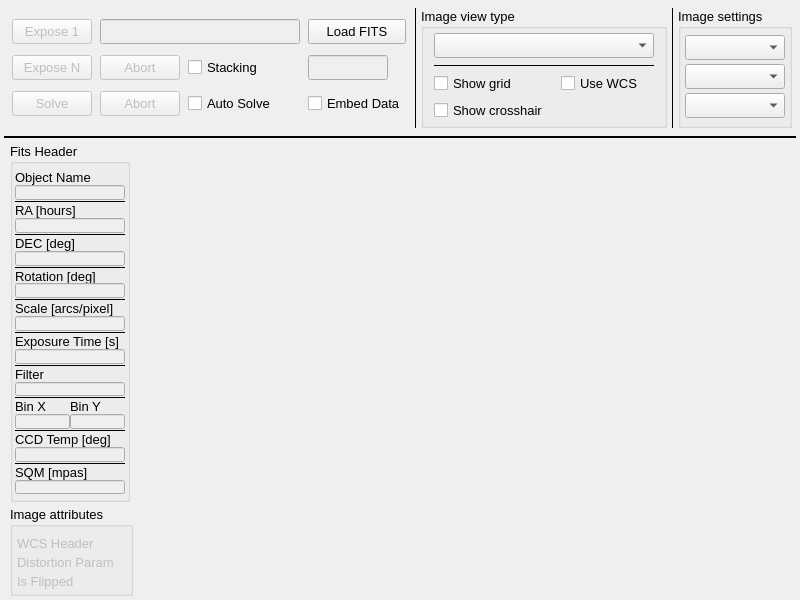
Above: mw4/gui/widgets/image.ui from mworion/MountWizzard4 before the change. Below: the same form after it.
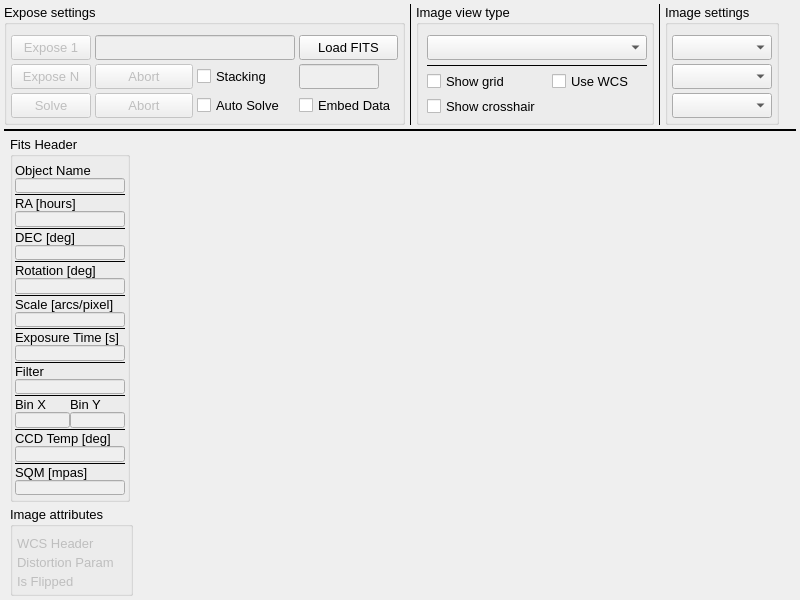
That is the form after the change.

```diff
--- a/mw4/gui/widgets/image.ui
+++ b/mw4/gui/widgets/image.ui
@@ -59,24 +59,28 @@
       <number>4</number>
      </property>
      <property name="leftMargin">
-      <number>4</number>
+      <number>0</number>
      </property>
      <property name="topMargin">
-      <number>4</number>
+      <number>0</number>
      </property>
      <property name="rightMargin">
-      <number>4</number>
+      <number>0</number>
      </property>
      <property name="bottomMargin">
-      <number>4</number>
+      <number>0</number>
      </property>
      <item>
-      <layout class="QGridLayout" name="exposesettings">
+      <widget class="QGroupBox" name="groupBox_3">
+       <property name="title">
+        <string>Expose settings</string>
+       </property>
+       <layout class="QGridLayout" name="gridLayout_4">
        <property name="leftMargin">
         <number>4</number>
        </property>
        <property name="topMargin">
-        <number>4</number>
+         <number>10</number>
        </property>
        <property name="rightMargin">
         <number>4</number>
@@ -84,14 +88,11 @@
        <property name="bottomMargin">
         <number>4</number>
        </property>
-       <property name="horizontalSpacing">
-        <number>8</number>
-       </property>
-       <property name="verticalSpacing">
+        <property name="spacing">
         <number>4</number>
        </property>
-       <item row="2" column="0">
-        <widget class="QPushButton" name="solve">
+        <item row="1" column="0">
+         <widget class="QPushButton" name="expose">
          <property name="enabled">
           <bool>false</bool>
          </property>
@@ -102,24 +103,11 @@
           </size>
          </property>
          <property name="text">
-          <string>Solve</string>
+           <string>Expose 1</string>
          </property>
         </widget>
        </item>
-       <item row="0" column="1" colspan="4">
-        <widget class="QLineEdit" name="imageFileName">
-         <property name="enabled">
-          <bool>false</bool>
-         </property>
-         <property name="minimumSize">
-          <size>
-           <width>200</width>
-           <height>25</height>
-          </size>
-         </property>
-        </widget>
-       </item>
-       <item row="0" column="5">
+        <item row="1" column="3">
         <widget class="QPushButton" name="load">
          <property name="minimumSize">
           <size>
@@ -132,7 +120,71 @@
          </property>
         </widget>
        </item>
-       <item row="1" column="2" colspan="3">
+        <item row="3" column="0">
+         <widget class="QPushButton" name="solve">
+          <property name="enabled">
+           <bool>false</bool>
+          </property>
+          <property name="minimumSize">
+           <size>
+            <width>80</width>
+            <height>25</height>
+           </size>
+          </property>
+          <property name="text">
+           <string>Solve</string>
+          </property>
+         </widget>
+        </item>
+        <item row="2" column="0">
+         <widget class="QPushButton" name="exposeN">
+          <property name="enabled">
+           <bool>false</bool>
+          </property>
+          <property name="minimumSize">
+           <size>
+            <width>80</width>
+            <height>25</height>
+           </size>
+          </property>
+          <property name="text">
+           <string>Expose N</string>
+          </property>
+         </widget>
+        </item>
+        <item row="3" column="1">
+         <widget class="QPushButton" name="abortSolve">
+          <property name="enabled">
+           <bool>false</bool>
+          </property>
+          <property name="minimumSize">
+           <size>
+            <width>80</width>
+            <height>25</height>
+           </size>
+          </property>
+          <property name="text">
+           <string>Abort</string>
+          </property>
+         </widget>
+        </item>
+        <item row="2" column="1">
+         <widget class="QPushButton" name="abortImage">
+          <property name="enabled">
+           <bool>false</bool>
+          </property>
+          <property name="minimumSize">
+           <size>
+            <width>80</width>
+            <height>25</height>
+           </size>
+          </property>
+          <property name="text">
+           <string>Abort</string>
+          </property>
+         </widget>
+        </item>
+        <item row="2" column="2">
         <widget class="QCheckBox" name="checkStackImages">
          <property name="enabled">
           <bool>true</bool>
@@ -140,7 +192,7 @@
          <property name="minimumSize">
           <size>
            <width>80</width>
-           <height>0</height>
+            <height>25</height>
           </size>
          </property>
          <property name="text">
@@ -148,62 +200,7 @@
          </property>
         </widget>
        </item>
-       <item row="2" column="1">
-        <widget class="QPushButton" name="abortSolve">
-         <property name="enabled">
-          <bool>false</bool>
-         </property>
-         <property name="minimumSize">
-          <size>
-           <width>80</width>
-           <height>25</height>
-          </size>
-         </property>
-         <property name="text">
-          <string>Abort</string>
-         </property>
-        </widget>
-       </item>
-       <item row="1" column="0">
-        <widget class="QPushButton" name="exposeN">
-         <property name="enabled">
-          <bool>false</bool>
-         </property>
-         <property name="minimumSize">
-          <size>
-           <width>80</width>
-           <height>25</height>
-          </size>
-         </property>
-         <property name="text">
-          <string>Expose N</string>
-         </property>
-        </widget>
-       </item>
-       <item row="2" column="5">
-        <widget class="QCheckBox" name="checkEmbedData">
-         <property name="text">
-          <string>Embed Data</string>
-         </property>
-        </widget>
-       </item>
-       <item row="0" column="0">
-        <widget class="QPushButton" name="expose">
-         <property name="enabled">
-          <bool>false</bool>
-         </property>
-         <property name="minimumSize">
-          <size>
-           <width>80</width>
-           <height>25</height>
-          </size>
-         </property>
-         <property name="text">
-          <string>Expose 1</string>
-         </property>
-        </widget>
-       </item>
-       <item row="2" column="2" colspan="3">
+        <item row="3" column="2">
         <widget class="QCheckBox" name="checkAutoSolve">
          <property name="minimumSize">
           <size>
@@ -216,23 +213,7 @@
          </property>
         </widget>
        </item>
-       <item row="1" column="1">
-        <widget class="QPushButton" name="abortImage">
-         <property name="enabled">
-          <bool>false</bool>
-         </property>
-         <property name="minimumSize">
-          <size>
-           <width>80</width>
-           <height>25</height>
-          </size>
-         </property>
-         <property name="text">
-          <string>Abort</string>
-         </property>
-        </widget>
-       </item>
-       <item row="1" column="5">
+        <item row="2" column="3">
         <widget class="QLineEdit" name="numberStacks">
          <property name="enabled">
           <bool>false</bool>
@@ -251,7 +232,34 @@
          </property>
         </widget>
        </item>
-      </layout>
+        <item row="3" column="3">
+         <widget class="QCheckBox" name="checkEmbedData">
+          <property name="minimumSize">
+           <size>
+            <width>0</width>
+            <height>25</height>
+           </size>
+          </property>
+          <property name="text">
+           <string>Embed Data</string>
+          </property>
+         </widget>
+        </item>
+        <item row="1" column="1" colspan="2">
+         <widget class="QLineEdit" name="imageFileName">
+          <property name="enabled">
+           <bool>false</bool>
+          </property>
+          <property name="minimumSize">
+           <size>
+            <width>200</width>
+            <height>25</height>
+           </size>
+          </property>
+         </widget>
+        </item>
+       </layout>
+      </widget>
      </item>
      <item>
       <widget class="Line" name="line_13">
@@ -273,19 +281,28 @@
        </property>
        <layout class="QGridLayout" name="gridLayout_3">
         <property name="leftMargin">
-         <number>10</number>
+         <number>8</number>
         </property>
         <property name="topMargin">
-         <number>4</number>
+         <number>10</number>
         </property>
         <property name="rightMargin">
-         <number>10</number>
+         <number>4</number>
         </property>
         <property name="bottomMargin">
          <number>4</number>
         </property>
+        <property name="spacing">
+         <number>4</number>
+        </property>
         <item row="3" column="0">
          <widget class="QCheckBox" name="checkShowCrosshair">
+          <property name="minimumSize">
+           <size>
+            <width>0</width>
+            <height>20</height>
+           </size>
+          </property>
           <property name="toolTip">
            <string>&lt;html&gt;&lt;head/&gt;&lt;body&gt;&lt;p&gt;Showing a red cross hair in the center of the image.&lt;/p&gt;&lt;/body&gt;&lt;/html&gt;</string>
           </property>
@@ -296,6 +313,12 @@
         </item>
         <item row="2" column="0">
          <widget class="QCheckBox" name="checkShowGrid">
+          <property name="minimumSize">
+           <size>
+            <width>0</width>
+            <height>20</height>
+           </size>
+          </property>
           <property name="toolTip">
            <string>&lt;html&gt;&lt;head/&gt;&lt;body&gt;&lt;p&gt;Show a grid across the image.&lt;/p&gt;&lt;/body&gt;&lt;/html&gt;</string>
           </property>
@@ -329,6 +352,12 @@
         </item>
         <item row="2" column="1">
          <widget class="QCheckBox" name="checkUseWCS">
+          <property name="minimumSize">
+           <size>
+            <width>0</width>
+            <height>20</height>
+           </size>
+          </property>
           <property name="text">
            <string>Use WCS</string>
           </property>
@@ -363,7 +392,7 @@
          <number>4</number>
         </property>
         <property name="topMargin">
-         <number>6</number>
+         <number>10</number>
         </property>
         <property name="rightMargin">
          <number>4</number>
```
Lines whose indentation alone changed are shown as unchanged.
